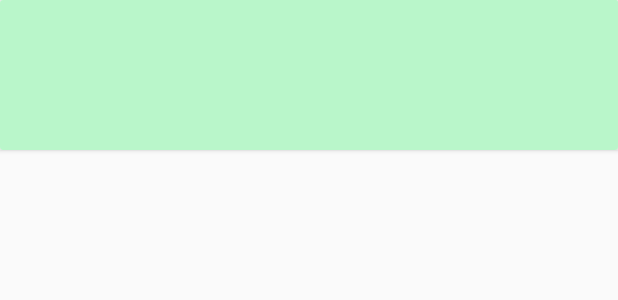
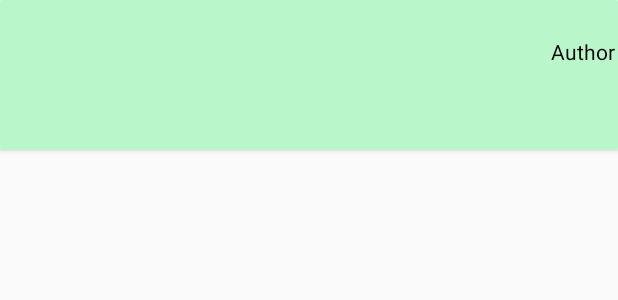
Before and after one commit to sushantpaygude/Udacity-Project-8-FootAlert, an Android app: the layout list_item_card.xml on its own in the app's theme, with its tools: preview values and no code run, on a phone screen of 412 x 824 dp. Shown: the top 300 px of the screen. Run offline under Robolectric (Android 15) with nearby library versions, the phone set to English and light mode, and no system bars.

Commit message:
Second Commit

```diff
--- a/app/src/main/java/com/example/sushant/udacityproject8_newsapp/MainActivity.java
+++ b/app/src/main/java/com/example/sushant/udacityproject8_newsapp/MainActivity.java
@@ -68,7 +68,7 @@ public class MainActivity extends AppCompatActivity implements LoaderManager.Loa
         NewsInfo newsInfo=newsInfoArrayList.get(position);
        String selectedURL=newsInfo.getNewsURL().toString();
         Log.e("NEWS","CLICKED"+selectedURL);
-        Toast.makeText(getApplicationContext(),"CLICKED",Toast.LENGTH_SHORT).show();
+        Toast.makeText(getApplicationContext(),"Loading...",Toast.LENGTH_SHORT).show();
         Intent browserIntent = new Intent(Intent.ACTION_VIEW, Uri.parse(selectedURL));
         startActivity(browserIntent);
     }
--- a/app/src/main/java/com/example/sushant/udacityproject8_newsapp/NewsAdapter.java
+++ b/app/src/main/java/com/example/sushant/udacityproject8_newsapp/NewsAdapter.java
@@ -32,6 +32,7 @@ public class NewsAdapter extends ArrayAdapter<NewsInfo> {
         ImageView newsThumbnailView;
         TextView newsTitleView;
         TextView newsURLView;
+        TextView newsAuthorView;
 
     }
 
@@ -62,6 +63,7 @@ public class NewsAdapter extends ArrayAdapter<NewsInfo> {
             cardViewHolder=new CardViewHolder();
             cardViewHolder.newsTitleView=(TextView)row.findViewById(R.id.news_title);
             cardViewHolder.newsThumbnailView=(ImageView)row.findViewById(R.id.news_thumbnail);
+            cardViewHolder.newsAuthorView=(TextView)row.findViewById(R.id.news_author);
             row.setTag(cardViewHolder);
         }
         else{
@@ -70,6 +72,7 @@ public class NewsAdapter extends ArrayAdapter<NewsInfo> {
 
         NewsInfo newsInfo=getItem(position);
         cardViewHolder.newsTitleView.setText(newsInfo.getNewsTitle());
+        cardViewHolder.newsAuthorView.setText(newsInfo.getNewsAuthor());
         new LoadImageTask(cardViewHolder.newsThumbnailView).execute(newsInfo.getNewsThumbnail());
 
         return row;
--- a/app/src/main/res/layout/list_item_card.xml
+++ b/app/src/main/res/layout/list_item_card.xml
@@ -37,6 +37,15 @@
                     android:id="@+id/news_title"
                     android:textStyle="bold"
                     android:textColor="@color/colorText"/>
+                <TextView
+                    android:layout_width="wrap_content"
+                    android:layout_height="wrap_content"
+                    android:id="@+id/news_author"
+                    android:textColor="@color/colorText"
+                    android:text="Author"
+                    android:layout_gravity="right"
+                    android:layout_marginTop="5dp"
+                    android:layout_marginRight="2dp"/>
             </LinearLayout>
 
         </LinearLayout>
```
Also changed, not shown: app/src/main/java/com/example/sushant/udacityproject8_newsapp/NewsInfo.java (+7 -2 lines), app/src/main/java/com/example/sushant/udacityproject8_newsapp/NewsLoader.java (+9 -2 lines).
